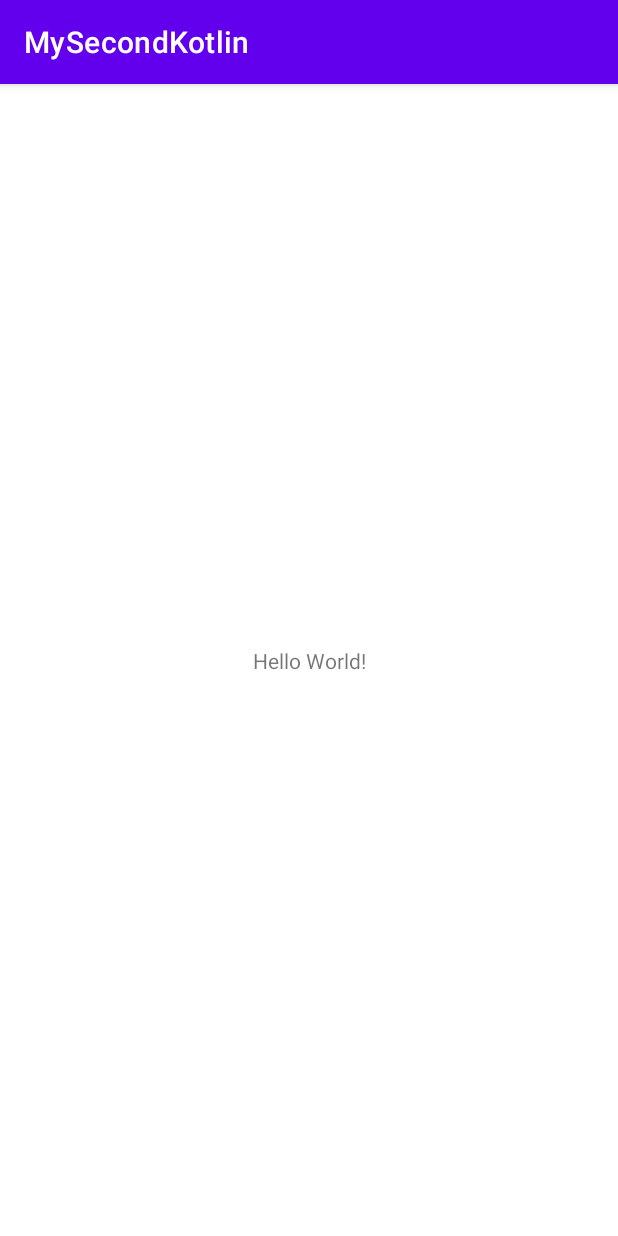
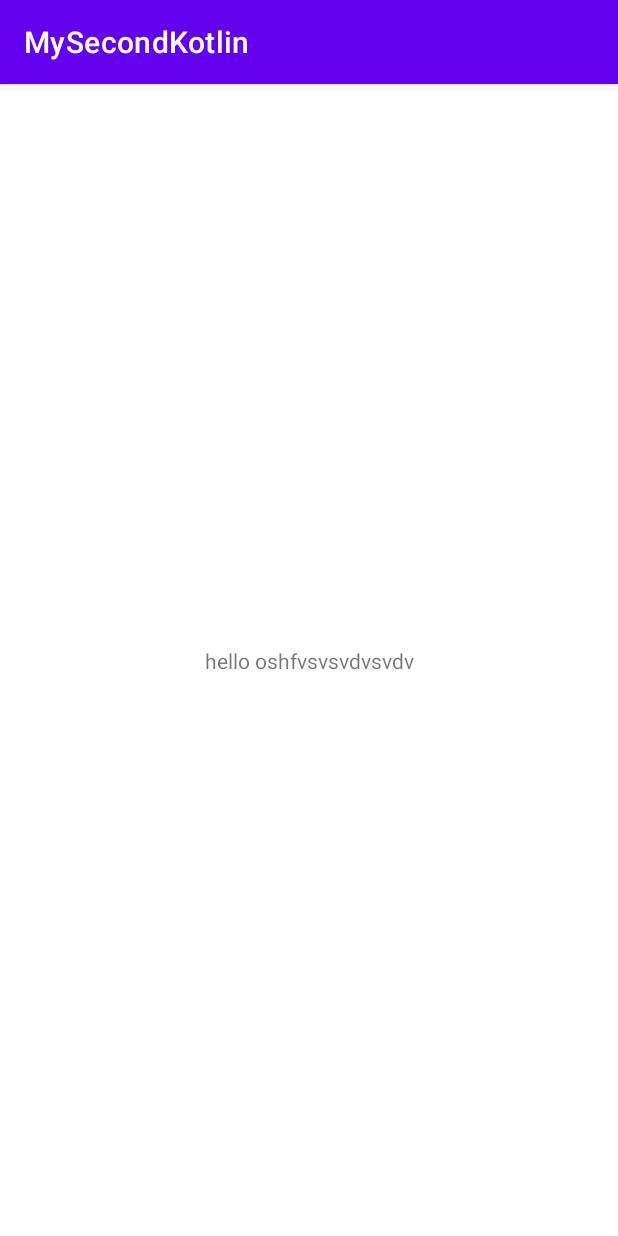
Before and after one commit to UrmatAsanaliev/MySecondKotlin, an Android app: the screen it shows after launch (MainActivity), on a phone screen of 412 x 824 dp. Run offline under Robolectric (Android 15) with nearby library versions, the phone set to English and light mode, and no system bars.

Commit message:
ChangeText

```diff
--- a/app/src/main/res/layout/activity_main.xml
+++ b/app/src/main/res/layout/activity_main.xml
@@ -9,7 +9,7 @@
     <TextView
         android:layout_width="wrap_content"
         android:layout_height="wrap_content"
-        android:text="Hello World!"
+        android:text="hello oshfvsvsvdvsvdv"
         app:layout_constraintBottom_toBottomOf="parent"
         app:layout_constraintEnd_toEndOf="parent"
         app:layout_constraintStart_toStartOf="parent"
```
Also changed, not shown: app/src/main/java/com/example/mysecondkotlin/MainActivity.kt (line endings or trailing spaces).
